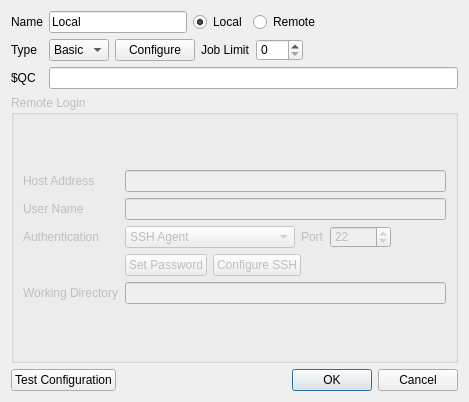
Before: the Qt Designer form src/ServerDialog.ui in nutjunkie/IQmol, drawn with Qt 5.
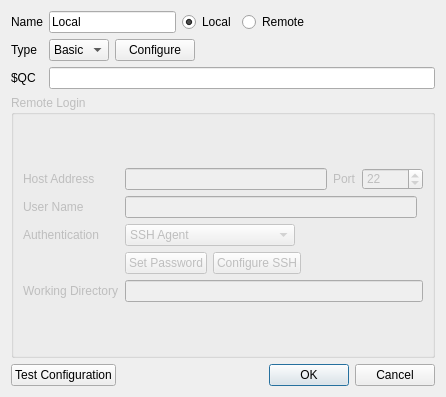
After: the same form once the commit is applied.

The edit to the form file:
```diff
--- a/src/ServerDialog.ui
+++ b/src/ServerDialog.ui
@@ -9,8 +9,8 @@
    <rect>
     <x>0</x>
     <y>0</y>
-    <width>469</width>
-    <height>402</height>
+    <width>446</width>
+    <height>397</height>
    </rect>
   </property>
   <property name="sizePolicy">
@@ -164,27 +164,6 @@
          </property>
         </widget>
        </item>
-       <item>
-        <widget class="QLabel" name="jobLimitLabel">
-         <property name="text">
-          <string>Job Limit</string>
-         </property>
-        </widget>
-       </item>
-       <item>
-        <widget class="QSpinBox" name="jobLimit">
-         <property name="toolTip">
-          <string>Maximum number of concurrent jobs.
-Note this is ignored on PBS servers.</string>
-         </property>
-         <property name="minimum">
-          <number>0</number>
-         </property>
-         <property name="maximum">
-          <number>100</number>
-         </property>
-        </widget>
-       </item>
        <item>
         <spacer name="horizontalSpacer_6">
          <property name="orientation">
@@ -251,13 +230,6 @@
           </property>
          </widget>
         </item>
-        <item row="0" column="1">
-         <widget class="QLineEdit" name="hostAddress">
-          <property name="toolTip">
-           <string>Server name or IP address</string>
-          </property>
-         </widget>
-        </item>
         <item row="1" column="1">
          <widget class="QLineEdit" name="userName">
           <property name="toolTip">
@@ -304,26 +276,6 @@
             </item>
            </widget>
           </item>
-          <item>
-           <widget class="QLabel" name="label_3">
-            <property name="text">
-             <string>Port</string>
-            </property>
-           </widget>
-          </item>
-          <item>
-           <widget class="QSpinBox" name="port">
-            <property name="minimum">
-             <number>0</number>
-            </property>
-            <property name="maximum">
-             <number>65535</number>
-            </property>
-            <property name="value">
-             <number>22</number>
-            </property>
-           </widget>
-          </item>
           <item>
            <spacer name="horizontalSpacer_3">
             <property name="orientation">
@@ -339,7 +291,7 @@
           </item>
          </layout>
         </item>
-        <item row="3" column="1">
+        <item row="3" column="1" colspan="2">
          <layout class="QHBoxLayout" name="horizontalLayout_3">
           <item>
            <widget class="QPushButton" name="setPassword">
@@ -373,7 +325,7 @@
           </item>
          </layout>
         </item>
-        <item row="4" column="1">
+        <item row="4" column="1" colspan="2">
          <widget class="QLineEdit" name="workingDirectory">
           <property name="toolTip">
            <string>This is the directory on the server where calculations will be run</string>
@@ -387,6 +339,37 @@
           </property>
          </widget>
         </item>
+        <item row="0" column="1" colspan="2">
+         <layout class="QHBoxLayout" name="horizontalLayout_6">
+          <item>
+           <widget class="QLineEdit" name="hostAddress">
+            <property name="toolTip">
+             <string>Server name or IP address</string>
+            </property>
+           </widget>
+          </item>
+          <item>
+           <widget class="QLabel" name="label_3">
+            <property name="text">
+             <string>Port</string>
+            </property>
+           </widget>
+          </item>
+          <item>
+           <widget class="QSpinBox" name="port">
+            <property name="minimum">
+             <number>0</number>
+            </property>
+            <property name="maximum">
+             <number>65535</number>
+            </property>
+            <property name="value">
+             <number>22</number>
+            </property>
+           </widget>
+          </item>
+         </layout>
+        </item>
        </layout>
       </item>
      </layout>
```
Left out of the diff: 23 changed lines with no effect on the pictures.
